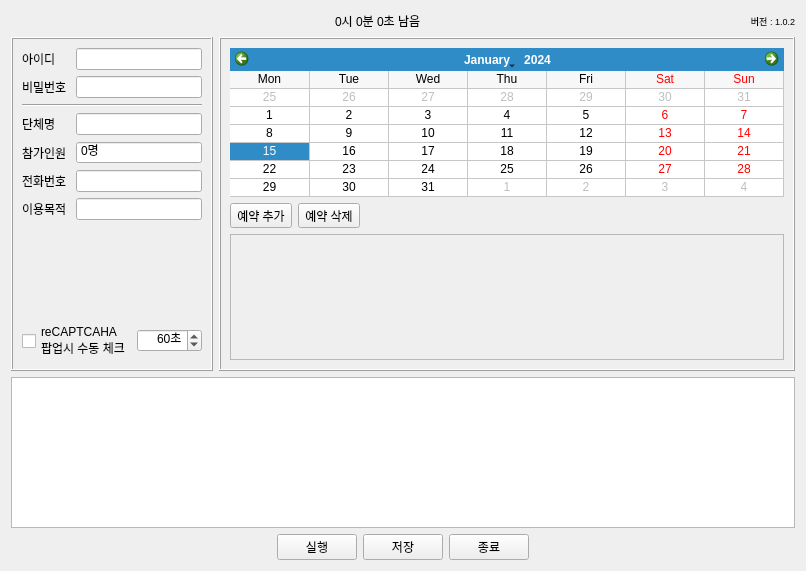
The window that MainForm.ui (hyo0913/Gunpo-UC-Booker) describes before a commit, drawn with Qt 5.
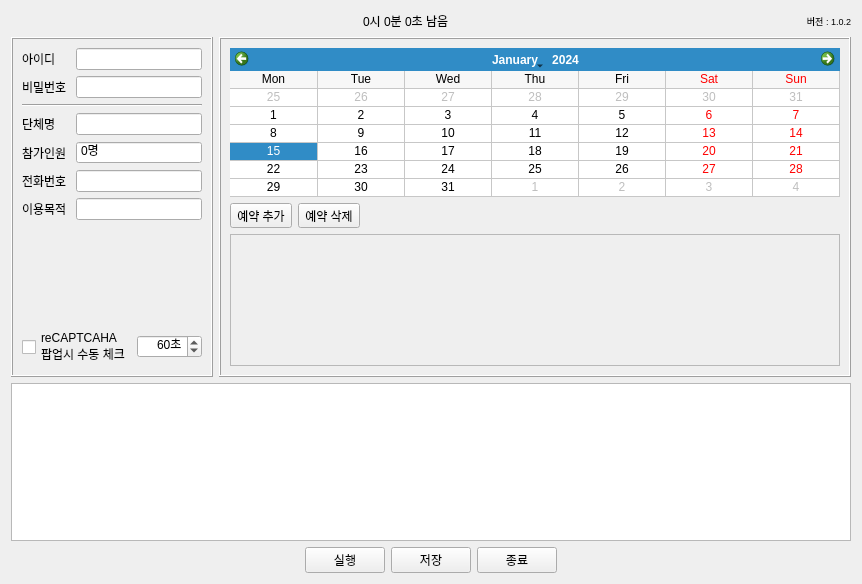
The same window after the commit.

Commit message: 서버 시간 대기 기능 추가

Patch:
```diff
--- a/MainForm.ui
+++ b/MainForm.ui
@@ -6,8 +6,8 @@
    <rect>
     <x>0</x>
     <y>0</y>
-    <width>806</width>
-    <height>571</height>
+    <width>862</width>
+    <height>584</height>
    </rect>
   </property>
   <property name="windowTitle">
@@ -341,8 +341,8 @@
             <rect>
              <x>0</x>
              <y>0</y>
-             <width>545</width>
-             <height>92</height>
+             <width>601</width>
+             <height>99</height>
             </rect>
            </property>
            <layout class="QVBoxLayout" name="verticalLayoutBookItems">
@@ -361,6 +361,19 @@
             <property name="bottomMargin">
              <number>0</number>
             </property>
+            <item>
+             <spacer name="verticalSpacer_2">
+              <property name="orientation">
+               <enum>Qt::Vertical</enum>
+              </property>
+              <property name="sizeHint" stdset="0">
+               <size>
+                <width>20</width>
+                <height>40</height>
+               </size>
+              </property>
+             </spacer>
+            </item>
            </layout>
           </widget>
          </widget>
```
The commit also changes 1 other file.
